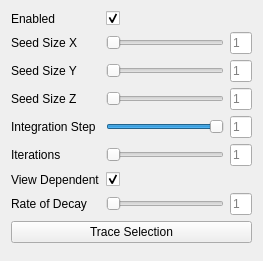
Before: the Qt Designer form include/pli_vis/ui/plugins/tractography_toolbox.ui in VRGroupRWTH/pli_view, drawn with Qt 5.
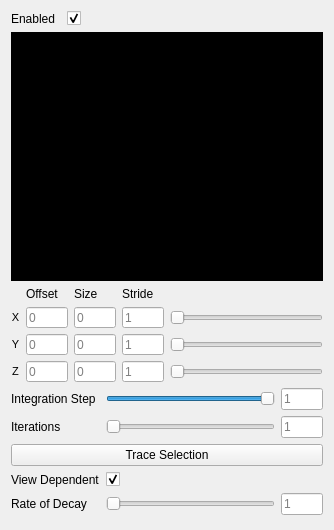
After: the same form once the commit is applied. Custom widgets are drawn as their Qt base class.

Commit message: Tractography plugin now contains a 3D selection tool.

What changed in the file:
```diff
--- a/include/pli_vis/ui/plugins/tractography_toolbox.ui
+++ b/include/pli_vis/ui/plugins/tractography_toolbox.ui
@@ -6,8 +6,8 @@
    <rect>
     <x>0</x>
     <y>0</y>
-    <width>263</width>
-    <height>261</height>
+    <width>334</width>
+    <height>530</height>
    </rect>
   </property>
   <property name="windowTitle">
@@ -40,158 +40,992 @@
      </property>
     </widget>
    </item>
-   <item row="1" column="0">
-    <widget class="QLabel" name="label_x">
-     <property name="text">
-      <string>Seed Size X</string>
-     </property>
-    </widget>
-   </item>
-   <item row="1" column="1" colspan="2">
-    <widget class="QSlider" name="slider_x">
+   <item row="1" column="0" colspan="4">
+    <widget class="QxtLetterBoxWidget" name="letterbox">
      <property name="sizePolicy">
-      <sizepolicy hsizetype="Preferred" vsizetype="Preferred">
-       <horstretch>4</horstretch>
-       <verstretch>0</verstretch>
+      <sizepolicy hsizetype="Expanding" vsizetype="Expanding">
+       <horstretch>0</horstretch>
+       <verstretch>4</verstretch>
       </sizepolicy>
      </property>
-     <property name="minimumSize">
-      <size>
-       <width>0</width>
-       <height>0</height>
-      </size>
-     </property>
-     <property name="minimum">
-      <number>1</number>
-     </property>
-     <property name="maximum">
-      <number>10000</number>
-     </property>
-     <property name="value">
-      <number>16</number>
-     </property>
-     <property name="orientation">
-      <enum>Qt::Horizontal</enum>
-     </property>
+     <layout class="QGridLayout" name="gridLayout_2">
+      <property name="leftMargin">
+       <number>0</number>
+      </property>
+      <property name="topMargin">
+       <number>0</number>
+      </property>
+      <property name="rightMargin">
+       <number>0</number>
+      </property>
+      <property name="bottomMargin">
+       <number>0</number>
+      </property>
+      <property name="spacing">
+       <number>0</number>
+      </property>
+      <item row="1" column="0">
+       <widget class="pli::roi_selector" name="image">
+        <property name="sizePolicy">
+         <sizepolicy hsizetype="Ignored" vsizetype="Ignored">
+          <horstretch>0</horstretch>
+          <verstretch>0</verstretch>
+         </sizepolicy>
+        </property>
+        <property name="minimumSize">
+         <size>
+          <width>0</width>
+          <height>0</height>
+         </size>
+        </property>
+        <property name="palette">
+         <palette>
+          <active>
+           <colorrole role="WindowText">
+            <brush brushstyle="SolidPattern">
+             <color alpha="255">
+              <red>255</red>
+              <green>255</green>
+              <blue>255</blue>
+             </color>
+            </brush>
+           </colorrole>
+           <colorrole role="Button">
+            <brush brushstyle="SolidPattern">
+             <color alpha="255">
+              <red>0</red>
+              <green>0</green>
+              <blue>0</blue>
+             </color>
+            </brush>
+           </colorrole>
+           <colorrole role="Light">
+            <brush brushstyle="SolidPattern">
+             <color alpha="255">
+              <red>0</red>
+              <green>0</green>
+              <blue>0</blue>
+             </color>
+            </brush>
+           </colorrole>
+           <colorrole role="Midlight">
+            <brush brushstyle="SolidPattern">
+             <color alpha="255">
+              <red>0</red>
+              <green>0</green>
+              <blue>0</blue>
+             </color>
+            </brush>
+           </colorrole>
+           <colorrole role="Dark">
+            <brush brushstyle="SolidPattern">
+             <color alpha="255">
+              <red>0</red>
+              <green>0</green>
+              <blue>0</blue>
+             </color>
+            </brush>
+           </colorrole>
+           <colorrole role="Mid">
+            <brush brushstyle="SolidPattern">
+             <color alpha="255">
+              <red>0</red>
+              <green>0</green>
+              <blue>0</blue>
+             </color>
+            </brush>
+           </colorrole>
+           <colorrole role="Text">
+            <brush brushstyle="SolidPattern">
+             <color alpha="255">
+              <red>255</red>
+              <green>255</green>
+              <blue>255</blue>
+             </color>
+            </brush>
+           </colorrole>
+           <colorrole role="BrightText">
+            <brush brushstyle="SolidPattern">
+             <color alpha="255">
+              <red>255</red>
+              <green>255</green>
+              <blue>255</blue>
+             </color>
+            </brush>
+           </colorrole>
+           <colorrole role="ButtonText">
+            <brush brushstyle="SolidPattern">
+             <color alpha="255">
+              <red>255</red>
+              <green>255</green>
+              <blue>255</blue>
+             </color>
+            </brush>
+           </colorrole>
+           <colorrole role="Base">
+            <brush brushstyle="SolidPattern">
+             <color alpha="255">
+              <red>0</red>
+              <green>0</green>
+              <blue>0</blue>
+             </color>
+            </brush>
+           </colorrole>
+           <colorrole role="Window">
+            <brush brushstyle="SolidPattern">
+             <color alpha="255">
+              <red>0</red>
+              <green>0</green>
+              <blue>0</blue>
+             </color>
+            </brush>
+           </colorrole>
+           <colorrole role="Shadow">
+            <brush brushstyle="SolidPattern">
+             <color alpha="255">
+              <red>0</red>
+              <green>0</green>
+              <blue>0</blue>
+             </color>
+            </brush>
+           </colorrole>
+           <colorrole role="AlternateBase">
+            <brush brushstyle="SolidPattern">
+             <color alpha="255">
+              <red>0</red>
+              <green>0</green>
+              <blue>0</blue>
+             </color>
+            </brush>
+           </colorrole>
+           <colorrole role="ToolTipBase">
+            <brush brushstyle="SolidPattern">
+             <color alpha="255">
+              <red>255</red>
+              <green>255</green>
+              <blue>220</blue>
+             </color>
+            </brush>
+           </colorrole>
+           <colorrole role="ToolTipText">
+            <brush brushstyle="SolidPattern">
+             <color alpha="255">
+              <red>0</red>
+              <green>0</green>
+              <blue>0</blue>
+             </color>
+            </brush>
+           </colorrole>
+          </active>
+          <inactive>
+           <colorrole role="WindowText">
+            <brush brushstyle="SolidPattern">
+             <color alpha="255">
+              <red>255</red>
+              <green>255</green>
+              <blue>255</blue>
+             </color>
+            </brush>
+           </colorrole>
+           <colorrole role="Button">
+            <brush brushstyle="SolidPattern">
+             <color alpha="255">
+              <red>0</red>
+              <green>0</green>
+              <blue>0</blue>
+             </color>
+            </brush>
+           </colorrole>
+           <colorrole role="Light">
+            <brush brushstyle="SolidPattern">
+             <color alpha="255">
+              <red>0</red>
+              <green>0</green>
+              <blue>0</blue>
+             </color>
+            </brush>
+           </colorrole>
+           <colorrole role="Midlight">
+            <brush brushstyle="SolidPattern">
+             <color alpha="255">
+              <red>0</red>
+              <green>0</green>
+              <blue>0</blue>
+             </color>
+            </brush>
+           </colorrole>
+           <colorrole role="Dark">
+            <brush brushstyle="SolidPattern">
+             <color alpha="255">
+              <red>0</red>
+              <green>0</green>
+              <blue>0</blue>
+             </color>
+            </brush>
+           </colorrole>
+           <colorrole role="Mid">
+            <brush brushstyle="SolidPattern">
+             <color alpha="255">
+              <red>0</red>
+              <green>0</green>
+              <blue>0</blue>
+             </color>
+            </brush>
+           </colorrole>
+           <colorrole role="Text">
+            <brush brushstyle="SolidPattern">
+             <color alpha="255">
+              <red>255</red>
+              <green>255</green>
+              <blue>255</blue>
+             </color>
+            </brush>
+           </colorrole>
+           <colorrole role="BrightText">
+            <brush brushstyle="SolidPattern">
+             <color alpha="255">
+              <red>255</red>
+              <green>255</green>
+              <blue>255</blue>
+             </color>
+            </brush>
+           </colorrole>
+           <colorrole role="ButtonText">
+            <brush brushstyle="SolidPattern">
+             <color alpha="255">
+              <red>255</red>
+              <green>255</green>
+              <blue>255</blue>
+             </color>
+            </brush>
+           </colorrole>
+           <colorrole role="Base">
+            <brush brushstyle="SolidPattern">
+             <color alpha="255">
+              <red>0</red>
+              <green>0</green>
+              <blue>0</blue>
+             </color>
+            </brush>
+           </colorrole>
+           <colorrole role="Window">
+            <brush brushstyle="SolidPattern">
+             <color alpha="255">
+              <red>0</red>
+              <green>0</green>
+              <blue>0</blue>
+             </color>
+            </brush>
+           </colorrole>
+           <colorrole role="Shadow">
+            <brush brushstyle="SolidPattern">
+             <color alpha="255">
+              <red>0</red>
+              <green>0</green>
+              <blue>0</blue>
+             </color>
+            </brush>
+           </colorrole>
+           <colorrole role="AlternateBase">
+            <brush brushstyle="SolidPattern">
+             <color alpha="255">
+              <red>0</red>
+              <green>0</green>
+              <blue>0</blue>
+             </color>
+            </brush>
+           </colorrole>
+           <colorrole role="ToolTipBase">
+            <brush brushstyle="SolidPattern">
+             <color alpha="255">
+              <red>255</red>
+              <green>255</green>
+              <blue>220</blue>
+             </color>
+            </brush>
+           </colorrole>
+           <colorrole role="ToolTipText">
+            <brush brushstyle="SolidPattern">
+             <color alpha="255">
+              <red>0</red>
+              <green>0</green>
+              <blue>0</blue>
+             </color>
+            </brush>
+           </colorrole>
+          </inactive>
+          <disabled>
+           <colorrole role="WindowText">
+            <brush brushstyle="SolidPattern">
+             <color alpha="255">
+              <red>0</red>
+              <green>0</green>
+              <blue>0</blue>
+             </color>
+            </brush>
+           </colorrole>
+           <colorrole role="Button">
+            <brush brushstyle="SolidPattern">
+             <color alpha="255">
+              <red>0</red>
+              <green>0</green>
+              <blue>0</blue>
+             </color>
+            </brush>
+           </colorrole>
+           <colorrole role="Light">
+            <brush brushstyle="SolidPattern">
+             <color alpha="255">
+              <red>0</red>
+              <green>0</green>
+              <blue>0</blue>
+             </color>
+            </brush>
+           </colorrole>
+           <colorrole role="Midlight">
+            <brush brushstyle="SolidPattern">
+             <color alpha="255">
+              <red>0</red>
+              <green>0</green>
+              <blue>0</blue>
+             </color>
+            </brush>
+           </colorrole>
+           <colorrole role="Dark">
+            <brush brushstyle="SolidPattern">
+             <color alpha="255">
+              <red>0</red>
+              <green>0</green>
+              <blue>0</blue>
+             </color>
+            </brush>
+           </colorrole>
+           <colorrole role="Mid">
+            <brush brushstyle="SolidPattern">
+             <color alpha="255">
+              <red>0</red>
+              <green>0</green>
+              <blue>0</blue>
+             </color>
+            </brush>
+           </colorrole>
+           <colorrole role="Text">
+            <brush brushstyle="SolidPattern">
+             <color alpha="255">
+              <red>0</red>
+              <green>0</green>
+              <blue>0</blue>
+             </color>
+            </brush>
+           </colorrole>
+           <colorrole role="BrightText">
+            <brush brushstyle="SolidPattern">
+             <color alpha="255">
+              <red>255</red>
+              <green>255</green>
+              <blue>255</blue>
+             </color>
+            </brush>
+           </colorrole>
+           <colorrole role="ButtonText">
+            <brush brushstyle="SolidPattern">
+             <color alpha="255">
+              <red>0</red>
+              <green>0</green>
+              <blue>0</blue>
+             </color>
+            </brush>
+           </colorrole>
+           <colorrole role="Base">
+            <brush brushstyle="SolidPattern">
+             <color alpha="255">
+              <red>0</red>
+              <green>0</green>
+              <blue>0</blue>
+             </color>
+            </brush>
+           </colorrole>
+           <colorrole role="Window">
+            <brush brushstyle="SolidPattern">
+             <color alpha="255">
+              <red>0</red>
+              <green>0</green>
+              <blue>0</blue>
+             </color>
+            </brush>
+           </colorrole>
+           <colorrole role="Shadow">
+            <brush brushstyle="SolidPattern">
+             <color alpha="255">
+              <red>0</red>
+              <green>0</green>
+              <blue>0</blue>
+             </color>
+            </brush>
+           </colorrole>
+           <colorrole role="AlternateBase">
+            <brush brushstyle="SolidPattern">
+             <color alpha="255">
+              <red>0</red>
+              <green>0</green>
+              <blue>0</blue>
+             </color>
+            </brush>
+           </colorrole>
+           <colorrole role="ToolTipBase">
+            <brush brushstyle="SolidPattern">
+             <color alpha="255">
+              <red>255</red>
+              <green>255</green>
+              <blue>220</blue>
+             </color>
+            </brush>
+           </colorrole>
+           <colorrole role="ToolTipText">
+            <brush brushstyle="SolidPattern">
+             <color alpha="255">
+              <red>0</red>
+              <green>0</green>
+              <blue>0</blue>
+             </color>
+            </brush>
+           </colorrole>
+          </disabled>
+         </palette>
+        </property>
+        <property name="autoFillBackground">
+         <bool>true</bool>
+        </property>
+        <property name="text">
+         <string/>
+        </property>
+        <property name="scaledContents">
+         <bool>true</bool>
+        </property>
+       </widget>
+      </item>
+     </layout>
     </widget>
    </item>
-   <item row="1" column="3">
-    <widget class="QLineEdit" name="line_edit_x">
-     <property name="sizePolicy">
-      <sizepolicy hsizetype="Preferred" vsizetype="Preferred">
-       <horstretch>1</horstretch>
-       <verstretch>0</verstretch>
-      </sizepolicy>
-     </property>
-     <property name="placeholderText">
-      <string>1</string>
-     </property>
-    </widget>
+   <item row="2" column="0" colspan="4">
+    <layout class="QGridLayout" name="gridLayout_4">
+     <item row="0" column="1">
+      <widget class="QLabel" name="label_offset">
+       <property name="sizePolicy">
+        <sizepolicy hsizetype="Minimum" vsizetype="Minimum">
+         <horstretch>0</horstretch>
+         <verstretch>0</verstretch>
+        </sizepolicy>
+       </property>
+       <property name="font">
+        <font>
+         <weight>50</weight>
+         <bold>false</bold>
+        </font>
+       </property>
+       <property name="text">
+        <string>Offset</string>
+       </property>
+      </widget>
+     </item>
+     <item row="0" column="2">
+      <widget class="QLabel" name="label_size">
+       <property name="sizePolicy">
+        <sizepolicy hsizetype="Minimum" vsizetype="Minimum">
+         <horstretch>0</horstretch>
+         <verstretch>0</verstretch>
+        </sizepolicy>
+       </property>
+       <property name="font">
+        <font>
+         <weight>50</weight>
+         <bold>false</bold>
+        </font>
+       </property>
+       <property name="text">
+        <string>Size</string>
+       </property>
+      </widget>
+     </item>
+     <item row="0" column="3">
+      <widget class="QLabel" name="label_stride">
+       <property name="sizePolicy">
+        <sizepolicy hsizetype="Minimum" vsizetype="Minimum">
+         <horstretch>0</horstretch>
+         <verstretch>0</verstretch>
+        </sizepolicy>
+       </property>
+       <property name="font">
+        <font>
+         <weight>50</weight>
+         <bold>false</bold>
+        </font>
+       </property>
+       <property name="text">
+        <string>Stride</string>
+       </property>
+      </widget>
+     </item>
+     <item row="1" column="0">
+      <widget class="QLabel" name="label_x">
+       <property name="sizePolicy">
+        <sizepolicy hsizetype="Minimum" vsizetype="Minimum">
+         <horstretch>0</horstretch>
+         <verstretch>0</verstretch>
+        </sizepolicy>
+       </property>
+       <property name="font">
+        <font>
+         <pointsize>8</pointsize>
+         <weight>50</weight>
+         <bold>false</bold>
+        </font>
+       </property>
+       <property name="text">
+        <string>X</string>
+       </property>
+       <property name="alignment">
+        <set>Qt::AlignCenter</set>
+       </property>
+      </widget>
+     </item>
+     <item row="1" column="1">
+      <widget class="QLineEdit" name="line_edit_offset_x">
+       <property name="sizePolicy">
+        <sizepolicy hsizetype="Fixed" vsizetype="Fixed">
+         <horstretch>0</horstretch>
+         <verstretch>0</verstretch>
+        </sizepolicy>
+       </property>
+       <property name="minimumSize">
+        <size>
+         <width>42</width>
+         <height>21</height>
+        </size>
+       </property>
+       <property name="maximumSize">
+        <size>
+         <width>42</width>
+         <height>21</height>
+        </size>
+       </property>
+       <property name="toolTip">
+        <string>Offset</string>
+       </property>
+       <property name="text">
+        <string/>
+       </property>
+       <property name="alignment">
+        <set>Qt::AlignLeading|Qt::AlignLeft|Qt::AlignVCenter</set>
+       </property>
+       <property name="placeholderText">
+        <string>0</string>
+       </property>
+      </widget>
+     </item>
+     <item row="1" column="2">
+      <widget class="QLineEdit" name="line_edit_size_x">
+       <property name="sizePolicy">
+        <sizepolicy hsizetype="Fixed" vsizetype="Fixed">
+         <horstretch>0</horstretch>
+         <verstretch>0</verstretch>
+        </sizepolicy>
+       </property>
+       <property name="minimumSize">
+        <size>
+         <width>42</width>
+         <height>21</height>
+        </size>
+       </property>
+       <property name="maximumSize">
+        <size>
+         <width>42</width>
+         <height>21</height>
+        </size>
+       </property>
+       <property name="toolTip">
+        <string>Size</string>
+       </property>
+       <property name="text">
+        <string/>
+       </property>
+       <property name="alignment">
+        <set>Qt::AlignLeading|Qt::AlignLeft|Qt::AlignVCenter</set>
+       </property>
+       <property name="placeholderText">
+        <string>0</string>
+       </property>
+      </widget>
+     </item>
+     <item row="1" column="3">
+      <widget class="QLineEdit" name="line_edit_stride_x">
+       <property name="sizePolicy">
+        <sizepolicy hsizetype="Fixed" vsizetype="Fixed">
+         <horstretch>0</horstretch>
+         <verstretch>0</verstretch>
+        </sizepolicy>
+       </property>
+       <property name="minimumSize">
+        <size>
+         <width>42</width>
+         <height>21</height>
+        </size>
+       </property>
+       <property name="maximumSize">
+        <size>
+         <width>42</width>
+         <height>21</height>
+        </size>
+       </property>
+       <property name="toolTip">
+        <string>Size</string>
+       </property>
+       <property name="text">
+        <string/>
+       </property>
+       <property name="alignment">
+        <set>Qt::AlignLeading|Qt::AlignLeft|Qt::AlignVCenter</set>
+       </property>
+       <property name="placeholderText">
+        <string>1</string>
+       </property>
+      </widget>
+     </item>
+     <item row="1" column="4">
+      <widget class="QxtSpanSlider" name="slider_x">
+       <property name="sizePolicy">
+        <sizepolicy hsizetype="Preferred" vsizetype="Fixed">
+         <horstretch>1</horstretch>
+         <verstretch>0</verstretch>
+        </sizepolicy>
+       </property>
+       <property name="minimumSize">
+        <size>
+         <width>0</width>
+         <height>0</height>
+        </size>
+       </property>
+       <property name="maximum">
+        <number>0</number>
+       </property>
+       <property name="value">
+        <number>0</number>
+       </property>
+       <property name="orientation">
+        <enum>Qt::Horizontal</enum>
+       </property>
+      </widget>
+     </item>
+     <item row="2" column="0">
+      <widget class="QLabel" name="label_y">
+       <property name="sizePolicy">
+        <sizepolicy hsizetype="Minimum" vsizetype="Minimum">
+         <horstretch>0</horstretch>
+         <verstretch>0</verstretch>
+        </sizepolicy>
+       </property>
+       <property name="font">
+        <font>
+         <pointsize>8</pointsize>
+         <weight>50</weight>
+         <bold>false</bold>
+        </font>
+       </property>
+       <property name="text">
+        <string>Y</string>
+       </property>
+       <property name="alignment">
+        <set>Qt::AlignCenter</set>
+       </property>
+      </widget>
+     </item>
+     <item row="2" column="1">
+      <widget class="QLineEdit" name="line_edit_offset_y">
+       <property name="sizePolicy">
+        <sizepolicy hsizetype="Fixed" vsizetype="Fixed">
+         <horstretch>0</horstretch>
+         <verstretch>0</verstretch>
+        </sizepolicy>
+       </property>
+       <property name="minimumSize">
+        <size>
+         <width>42</width>
+         <height>21</height>
+        </size>
+       </property>
+       <property name="maximumSize">
+        <size>
+         <width>42</width>
+         <height>21</height>
+        </size>
+       </property>
+       <property name="toolTip">
+        <string>Offset</string>
+       </property>
+       <property name="text">
+        <string/>
+       </property>
+       <property name="alignment">
+        <set>Qt::AlignLeading|Qt::AlignLeft|Qt::AlignVCenter</set>
+       </property>
+       <property name="placeholderText">
+        <string>0</string>
+       </property>
+      </widget>
+     </item>
+     <item row="2" column="2">
+      <widget class="QLineEdit" name="line_edit_size_y">
+       <property name="sizePolicy">
+        <sizepolicy hsizetype="Fixed" vsizetype="Fixed">
+         <horstretch>0</horstretch>
+         <verstretch>0</verstretch>
+        </sizepolicy>
+       </property>
+       <property name="minimumSize">
+        <size>
+         <width>42</width>
+         <height>21</height>
+        </size>
+       </property>
+       <property name="maximumSize">
+        <size>
+         <width>42</width>
+         <height>21</height>
+        </size>
+       </property>
+       <property name="toolTip">
+        <string>Size</string>
+       </property>
+       <property name="text">
+        <string/>
+       </property>
+       <property name="alignment">
+        <set>Qt::AlignLeading|Qt::AlignLeft|Qt::AlignVCenter</set>
+       </property>
+       <property name="placeholderText">
+        <string>0</string>
+       </property>
+      </widget>
+     </item>
+     <item row="2" column="3">
+      <widget class="QLineEdit" name="line_edit_stride_y">
+       <property name="sizePolicy">
+        <sizepolicy hsizetype="Fixed" vsizetype="Fixed">
+         <horstretch>0</horstretch>
+         <verstretch>0</verstretch>
+        </sizepolicy>
+       </property>
+       <property name="minimumSize">
+        <size>
+         <width>42</width>
+         <height>21</height>
+        </size>
+       </property>
+       <property name="maximumSize">
+        <size>
+         <width>42</width>
+         <height>21</height>
+        </size>
+       </property>
+       <property name="toolTip">
+        <string>Size</string>
+       </property>
+       <property name="text">
+        <string/>
+       </property>
+       <property name="alignment">
+        <set>Qt::AlignLeading|Qt::AlignLeft|Qt::AlignVCenter</set>
+       </property>
+       <property name="placeholderText">
+        <string>1</string>
+       </property>
+      </widget>
+     </item>
+     <item row="2" column="4">
+      <widget class="QxtSpanSlider" name="slider_y">
+       <property name="sizePolicy">
+        <sizepolicy hsizetype="Preferred" vsizetype="Fixed">
+         <horstretch>1</horstretch>
+         <verstretch>0</verstretch>
+        </sizepolicy>
+       </property>
+       <property name="minimumSize">
+        <size>
+         <width>0</width>
+         <height>0</height>
+        </size>
+       </property>
+       <property name="maximum">
+        <number>0</number>
+       </property>
+       <property name="value">
+        <number>0</number>
+       </property>
+       <property name="orientation">
+        <enum>Qt::Horizontal</enum>
+       </property>
+      </widget>
+     </item>
+     <item row="3" column="0">
+      <widget class="QLabel" name="label_z">
+       <property name="sizePolicy">
+        <sizepolicy hsizetype="Minimum" vsizetype="Minimum">
+         <horstretch>0</horstretch>
+         <verstretch>0</verstretch>
+        </sizepolicy>
+       </property>
+       <property name="font">
+        <font>
+         <pointsize>8</pointsize>
+         <weight>50</weight>
+         <bold>false</bold>
+        </font>
+       </property>
+       <property name="text">
+        <string>Z</string>
+       </property>
+       <property name="alignment">
+        <set>Qt::AlignCenter</set>
+       </property>
+      </widget>
+     </item>
+     <item row="3" column="1">
+      <widget class="QLineEdit" name="line_edit_offset_z">
+       <property name="sizePolicy">
+        <sizepolicy hsizetype="Fixed" vsizetype="Fixed">
+         <horstretch>0</horstretch>
+         <verstretch>0</verstretch>
+        </sizepolicy>
+       </property>
+       <property name="minimumSize">
+        <size>
+         <width>42</width>
+         <height>21</height>
+        </size>
+       </property>
+       <property name="maximumSize">
+        <size>
+         <width>42</width>
+         <height>21</height>
+        </size>
+       </property>
+       <property name="toolTip">
+        <string>Offset</string>
+       </property>
+       <property name="text">
+        <string/>
+       </property>
+       <property name="alignment">
+        <set>Qt::AlignLeading|Qt::AlignLeft|Qt::AlignVCenter</set>
+       </property>
+       <property name="placeholderText">
+        <string>0</string>
+       </property>
+      </widget>
+     </item>
+     <item row="3" column="2">
+      <widget class="QLineEdit" name="line_edit_size_z">
+       <property name="sizePolicy">
+        <sizepolicy hsizetype="Fixed" vsizetype="Fixed">
+         <horstretch>0</horstretch>
+         <verstretch>0</verstretch>
+        </sizepolicy>
+       </property>
+       <property name="minimumSize">
+        <size>
+         <width>42</width>
+         <height>21</height>
+        </size>
+       </property>
+       <property name="maximumSize">
+        <size>
+         <width>42</width>
+         <height>21</height>
+        </size>
+       </property>
+       <property name="toolTip">
+        <string>Size</string>
+       </property>
+       <property name="text">
+        <string/>
+       </property>
+       <property name="alignment">
+        <set>Qt::AlignLeading|Qt::AlignLeft|Qt::AlignVCenter</set>
+       </property>
+       <property name="placeholderText">
+        <string>0</string>
+       </property>
+      </widget>
+     </item>
+     <item row="3" column="3">
+      <widget class="QLineEdit" name="line_edit_stride_z">
+       <property name="sizePolicy">
+        <sizepolicy hsizetype="Fixed" vsizetype="Fixed">
+         <horstretch>0</horstretch>
+         <verstretch>0</verstretch>
+        </sizepolicy>
+       </property>
+       <property name="minimumSize">
+        <size>
+         <width>42</width>
+         <height>21</height>
+        </size>
+       </property>
+       <property name="maximumSize">
+        <size>
+         <width>42</width>
+         <height>21</height>
+        </size>
+       </property>
+       <property name="toolTip">
+        <string>Size</string>
+       </property>
+       <property name="text">
+        <string/>
+       </property>
+       <property name="alignment">
+        <set>Qt::AlignLeading|Qt::AlignLeft|Qt::AlignVCenter</set>
+       </property>
+       <property name="placeholderText">
+        <string>1</string>
+       </property>
+      </widget>
+     </item>
+     <item row="3" column="4">
+      <widget class="QxtSpanSlider" name="slider_z">
+       <property name="sizePolicy">
+        <sizepolicy hsizetype="Preferred" vsizetype="Fixed">
+         <horstretch>1</horstretch>
+         <verstretch>0</verstretch>
+        </sizepolicy>
+       </property>
+       <property name="minimumSize">
+        <size>
+         <width>0</width>
+         <height>0</height>
+        </size>
+       </property>
+       <property name="maximum">
+        <number>0</number>
+       </property>
+       <property name="value">
+        <number>0</number>
+       </property>
+       <property name="orientation">
+        <enum>Qt::Horizontal</enum>
+       </property>
+      </widget>
+     </item>
+    </layout>
    </item>
-   <item row="2" column="0">
-    <widget class="QLabel" name="label_y">
-     <property name="text">
-      <string>Seed Size Y</string>
-     </property>
-    </widget>
-   </item>
-   <item row="2" column="1" colspan="2">
-    <widget class="QSlider" name="slider_y">
-     <property name="sizePolicy">
-      <sizepolicy hsizetype="Preferred" vsizetype="Preferred">
-       <horstretch>4</horstretch>
-       <verstretch>0</verstretch>
-      </sizepolicy>
-     </property>
-     <property name="minimumSize">
-      <size>
-       <width>0</width>
-       <height>0</height>
-      </size>
-     </property>
-     <property name="minimum">
-      <number>1</number>
-     </property>
-     <property name="maximum">
-      <number>10000</number>
-     </property>
-     <property name="value">
-      <number>16</number>
-     </property>
-     <property name="orientation">
-      <enum>Qt::Horizontal</enum>
-     </property>
-    </widget>
-   </item>
-   <item row="2" column="3">
-    <widget class="QLineEdit" name="line_edit_y">
-     <property name="sizePolicy">
-      <sizepolicy hsizetype="Preferred" vsizetype="Preferred">
-       <horstretch>1</horstretch>
-       <verstretch>0</verstretch>
-      </sizepolicy>
-     </property>
-     <property name="placeholderText">
-      <string>1</string>
-     </property>
-    </widget>
-   </item>
-   <item row="3" column="0">
-    <widget class="QLabel" name="label_z">
-     <property name="text">
-      <string>Seed Size Z</string>
-     </property>
-    </widget>
-   </item>
-   <item row="3" column="1" colspan="2">
-    <widget class="QSlider" name="slider_z">
-     <property name="sizePolicy">
-      <sizepolicy hsizetype="Preferred" vsizetype="Preferred">
-       <horstretch>4</horstretch>
-       <verstretch>0</verstretch>
-      </sizepolicy>
-     </property>
-     <property name="minimumSize">
-      <size>
-       <width>0</width>
-       <height>0</height>
-      </size>
-     </property>
-     <property name="minimum">
-      <number>1</number>
-     </property>
-     <property name="maximum">
-      <number>10000</number>
-     </property>
-     <property name="value">
-      <number>16</number>
-     </property>
-     <property name="orientation">
-      <enum>Qt::Horizontal</enum>
-     </property>
-    </widget>
-   </item>
-   <item row="3" column="3">
-    <widget class="QLineEdit" name="line_edit_z">
-     <property name="sizePolicy">
-      <sizepolicy hsizetype="Preferred" vsizetype="Preferred">
-       <horstretch>1</horstretch>
-       <verstretch>0</verstretch>
-      </sizepolicy>
-     </property>
-     <property name="placeholderText">
-      <string>1</string>
-     </property>
-    </widget>
-   </item>
-   <item row="4" column="0">
+   <item row="3" column="0" colspan="2">
     <widget class="QLabel" name="label_integration_step">
      <property name="text">
       <string>Integration Step</string>
      </property>
     </widget>
    </item>
-   <item row="4" column="1" colspan="2">
+   <item row="3" column="2">
     <widget class="QSlider" name="slider_integration_step">
      <property name="sizePolicy">
       <sizepolicy hsizetype="Preferred" vsizetype="Preferred">
@@ -219,7 +1053,7 @@
      </property>
     </widget>
    </item>
-   <item row="4" column="3">
+   <item row="3" column="3">
     <widget class="QLineEdit" name="line_edit_integration_step">
      <property name="sizePolicy">
       <sizepolicy hsizetype="Preferred" vsizetype="Preferred">
@@ -232,14 +1066,14 @@
      </property>
     </widget>
    </item>
-   <item row="5" column="0">
+   <item row="4" column="0">
     <widget class="QLabel" name="label_iterations">
      <property name="text">
       <string>Iterations</string>
      </property>
     </widget>
    </item>
-   <item row="5" column="1" colspan="2">
+   <item row="4" column="2">
     <widget class="QSlider" name="slider_iterations">
      <property name="sizePolicy">
       <sizepolicy hsizetype="Preferred" vsizetype="Preferred">
@@ -267,7 +1101,7 @@
      </property>
     </widget>
    </item>
-   <item row="5" column="3">
+   <item row="4" column="3">
     <widget class="QLineEdit" name="line_edit_iterations">
      <property name="sizePolicy">
       <sizepolicy hsizetype="Preferred" vsizetype="Preferred">
@@ -280,14 +1114,30 @@
      </property>
     </widget>
    </item>
-   <item row="6" column="0">
+   <item row="5" column="0" colspan="4">
+    <widget class="QPushButton" name="button_trace_selection">
+     <property name="enabled">
+      <bool>true</bool>
+     </property>
+     <property name="sizePolicy">
+      <sizepolicy hsizetype="Expanding" vsizetype="Fixed">
+       <horstretch>0</horstretch>
+       <verstretch>0</verstretch>
+      </sizepolicy>
+     </property>
+     <property name="text">
+      <string>Trace Selection</string>
+     </property>
+    </widget>
+   </item>
+   <item row="6" column="0" colspan="2">
     <widget class="QLabel" name="label_view_dependent">
      <property name="text">
       <string>View Dependent</string>
      </property>
     </widget>
    </item>
-   <item row="6" column="1" colspan="3">
+   <item row="6" column="2">
     <widget class="QCheckBox" name="checkbox_view_dependent">
      <property name="sizePolicy">
       <sizepolicy hsizetype="Preferred" vsizetype="Preferred">
@@ -306,14 +1156,14 @@
      </property>
     </widget>
    </item>
-   <item row="7" column="0">
+   <item row="7" column="0" colspan="2">
     <widget class="QLabel" name="label_rate_of_decay">
      <property name="text">
       <string>Rate of Decay</string>
      </property>
     </widget>
    </item>
-   <item row="7" column="1" colspan="2">
+   <item row="7" column="2">
     <widget class="QSlider" name="slider_rate_of_decay">
      <property name="sizePolicy">
       <sizepolicy hsizetype="Preferred" vsizetype="Preferred">
@@ -358,22 +1208,6 @@
     </widget>
    </item>
    <item row="8" column="0" colspan="4">
-    <widget class="QPushButton" name="button_trace_selection">
-     <property name="enabled">
-      <bool>true</bool>
-     </property>
-     <property name="sizePolicy">
-      <sizepolicy hsizetype="Expanding" vsizetype="Fixed">
-       <horstretch>0</horstretch>
-       <verstretch>0</verstretch>
-      </sizepolicy>
-     </property>
-     <property name="text">
-      <string>Trace Selection</string>
-     </property>
-    </widget>
-   </item>
-   <item row="9" column="0" colspan="4">
     <spacer name="spacer_vertical">
      <property name="orientation">
       <enum>Qt::Vertical</enum>
@@ -381,13 +1215,31 @@
      <property name="sizeHint" stdset="0">
       <size>
        <width>20</width>
-       <height>291</height>
+       <height>4</height>
       </size>
      </property>
     </spacer>
    </item>
   </layout>
  </widget>
+ <customwidgets>
+  <customwidget>
+   <class>QxtSpanSlider</class>
+   <extends>QSlider</extends>
+   <header location="global">pli_vis/third_party/qxt/QxtSpanSlider.h</header>
+  </customwidget>
+  <customwidget>
+   <class>QxtLetterBoxWidget</class>
+   <extends>QFrame</extends>
+   <header location="global">pli_vis/third_party/qxt/QxtLetterBoxWidget.h</header>
+   <container>1</container>
+  </customwidget>
+  <customwidget>
+   <class>pli::roi_selector</class>
+   <extends>QLabel</extends>
+   <header location="global">pli_vis/ui/widgets/roi_selector.hpp</header>
+  </customwidget>
+ </customwidgets>
  <tabstops>
   <tabstop>checkbox_enabled</tabstop>
   <tabstop>slider_x</tabstop>
```
Left out of the diff: 12 changed lines with no effect on the pictures. The commit also changes 2 other files.
